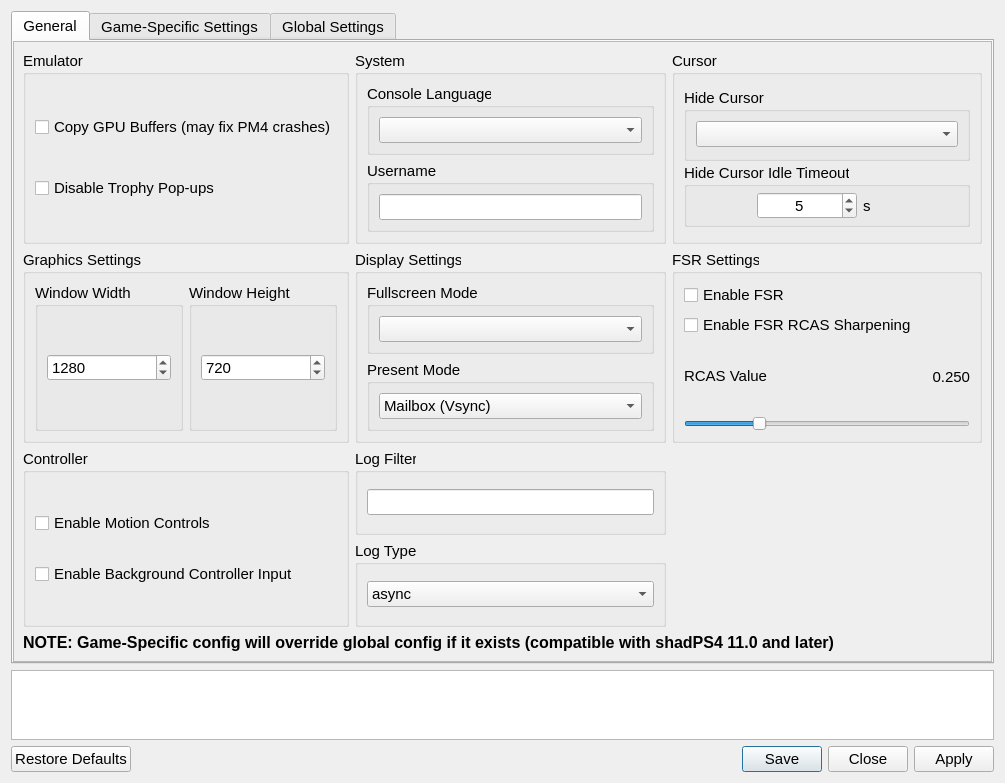
Old version of the form settings/ShadSettings.ui in the repository rainmakerv3/BB_Launcher.
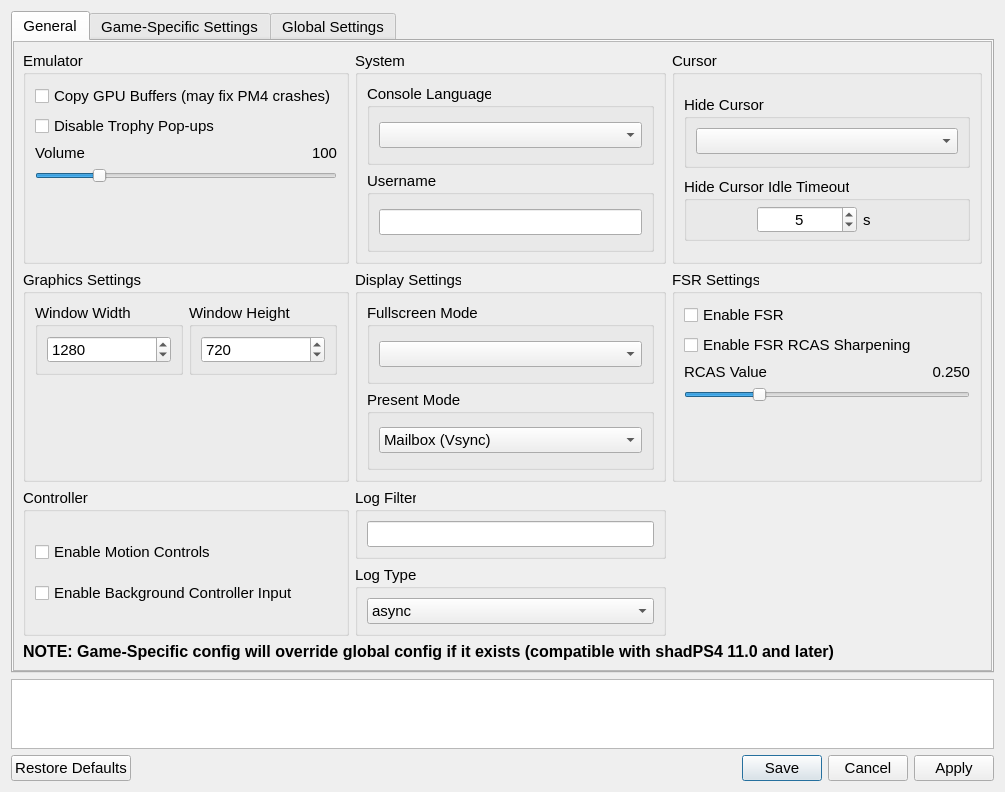
New version of the form. Icons and pictures are not drawn.

Commit message: IPC for volume, fsr, reload inputs, controller select

What changed in the file:
```diff
--- a/settings/ShadSettings.ui
+++ b/settings/ShadSettings.ui
@@ -10,7 +10,7 @@
     <x>0</x>
     <y>0</y>
     <width>1005</width>
-    <height>783</height>
+    <height>792</height>
    </rect>
   </property>
   <property name="sizePolicy">
@@ -65,8 +65,8 @@
         <rect>
          <x>0</x>
          <y>0</y>
-         <width>967</width>
-         <height>627</height>
+         <width>981</width>
+         <height>628</height>
         </rect>
        </property>
        <layout class="QVBoxLayout" name="generalTabVLayout" stretch="0,0">
@@ -134,6 +134,63 @@
                  </property>
                 </widget>
                </item>
+               <item>
+                <layout class="QVBoxLayout" name="verticalLayout_20">
+                 <item>
+                  <layout class="QHBoxLayout" name="horizontalLayout_4">
+                   <item>
+                    <widget class="QLabel" name="volumeLabel">
+                     <property name="sizePolicy">
+                      <sizepolicy hsizetype="Preferred" vsizetype="Fixed">
+                       <horstretch>0</horstretch>
+                       <verstretch>0</verstretch>
+                      </sizepolicy>
+                     </property>
+                     <property name="text">
+                      <string>Volume</string>
+                     </property>
+                    </widget>
+                   </item>
+                   <item>
+                    <widget class="QLabel" name="volumeValue">
+                     <property name="text">
+                      <string>100</string>
+                     </property>
+                     <property name="alignment">
+                      <set>Qt::AlignmentFlag::AlignRight|Qt::AlignmentFlag::AlignTrailing|Qt::AlignmentFlag::AlignVCenter</set>
+                     </property>
+                    </widget>
+                   </item>
+                  </layout>
+                 </item>
+                 <item>
+                  <widget class="QSlider" name="volumeSlider">
+                   <property name="maximum">
+                    <number>500</number>
+                   </property>
+                   <property name="value">
+                    <number>100</number>
+                   </property>
+                   <property name="orientation">
+                    <enum>Qt::Orientation::Horizontal</enum>
+                   </property>
+                  </widget>
+                 </item>
+                </layout>
+               </item>
+               <item>
+                <spacer name="verticalSpacer">
+                 <property name="orientation">
+                  <enum>Qt::Orientation::Vertical</enum>
+                 </property>
+                 <property name="sizeHint" stdset="0">
+                  <size>
+                   <width>20</width>
+                   <height>40</height>
+                  </size>
+                 </property>
+                </spacer>
+               </item>
               </layout>
              </widget>
             </item>
@@ -216,6 +273,19 @@
                  </item>
                 </layout>
                </item>
+               <item>
+                <spacer name="verticalSpacer_2">
+                 <property name="orientation">
+                  <enum>Qt::Orientation::Vertical</enum>
+                 </property>
+                 <property name="sizeHint" stdset="0">
+                  <size>
+                   <width>20</width>
+                   <height>40</height>
+                  </size>
+                 </property>
+                </spacer>
+               </item>
               </layout>
              </widget>
             </item>
@@ -490,6 +560,19 @@
                  </item>
                 </layout>
                </item>
+               <item>
+                <spacer name="verticalSpacer_3">
+                 <property name="orientation">
+                  <enum>Qt::Orientation::Vertical</enum>
+                 </property>
+                 <property name="sizeHint" stdset="0">
+                  <size>
+                   <width>20</width>
+                   <height>40</height>
+                  </size>
+                 </property>
+                </spacer>
+               </item>
               </layout>
              </widget>
             </item>
@@ -955,7 +1038,7 @@
    <item>
     <widget class="QDialogButtonBox" name="buttonBox">
      <property name="standardButtons">
-      <set>QDialogButtonBox::StandardButton::Apply|QDialogButtonBox::StandardButton::Close|QDialogButtonBox::StandardButton::RestoreDefaults|QDialogButtonBox::StandardButton::Save</set>
+      <set>QDialogButtonBox::StandardButton::Apply|QDialogButtonBox::StandardButton::Cancel|QDialogButtonBox::StandardButton::RestoreDefaults|QDialogButtonBox::StandardButton::Save</set>
      </property>
     </widget>
    </item>
```
The commit also changes 14 other files.
